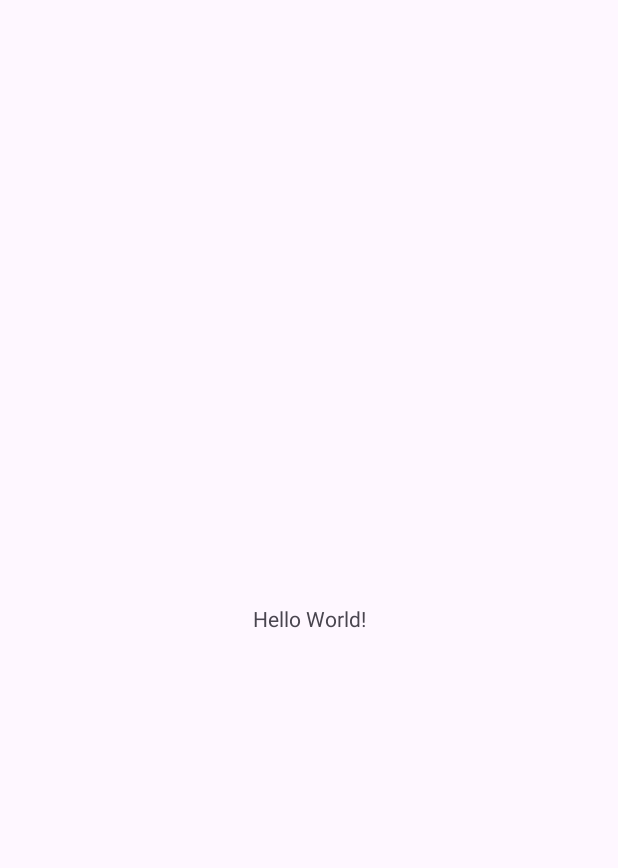
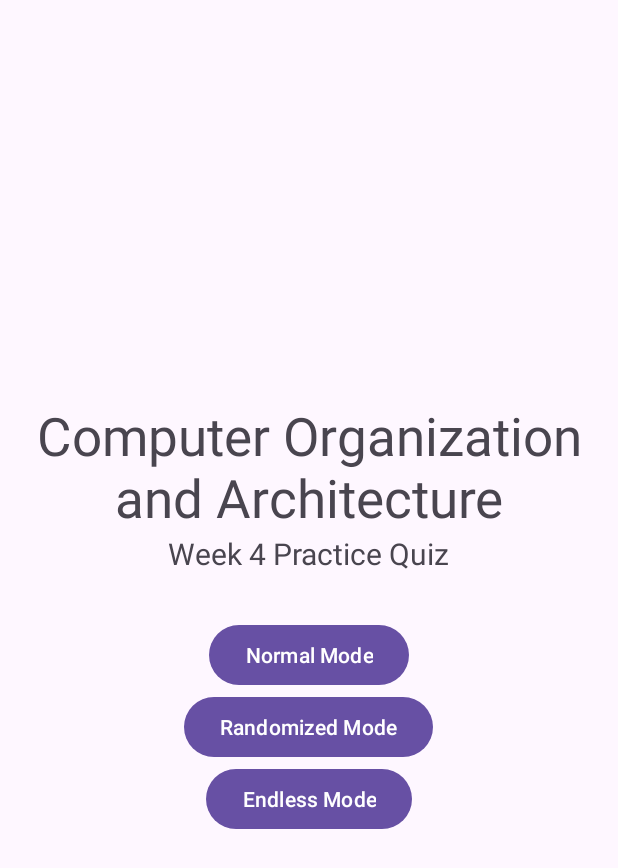
Before and after one commit to ehmughn/practice-quiz-comporg-week4, an Android app: the screen it shows after launch (MainActivity), on a phone screen of 412 x 824 dp. Before the commit the part shown is almost empty. Shown: the top 868 px of the screen. Run offline under Robolectric (Android 15) with nearby library versions, the phone set to English and light mode, and no system bars.

Commit message:
home page

```diff
--- a/app/src/main/res/layout/activity_main.xml
+++ b/app/src/main/res/layout/activity_main.xml
@@ -1,19 +1,47 @@
 <?xml version="1.0" encoding="utf-8"?>
-<androidx.constraintlayout.widget.ConstraintLayout xmlns:android="http://schemas.android.com/apk/res/android"
+<LinearLayout xmlns:android="http://schemas.android.com/apk/res/android"
     xmlns:app="http://schemas.android.com/apk/res-auto"
     xmlns:tools="http://schemas.android.com/tools"
     android:id="@+id/main"
     android:layout_width="match_parent"
     android:layout_height="match_parent"
+    android:orientation="vertical"
+    android:layout_gravity="center_vertical|center_horizontal"
+    android:gravity="center"
     tools:context=".MainActivity">
 
     <TextView
         android:layout_width="wrap_content"
         android:layout_height="wrap_content"
-        android:text="Hello World!"
-        app:layout_constraintBottom_toBottomOf="parent"
-        app:layout_constraintEnd_toEndOf="parent"
-        app:layout_constraintStart_toStartOf="parent"
-        app:layout_constraintTop_toTopOf="parent" />
+        android:text="Computer Organization and Architecture"
+        android:textAlignment="center"
+        android:textSize="35sp"/>
 
-</androidx.constraintlayout.widget.ConstraintLayout>
+    <TextView
+        android:layout_width="wrap_content"
+        android:layout_height="wrap_content"
+        android:text="Week 4 Practice Quiz"
+        android:textAlignment="center"
+        android:textSize="20sp"/>
+
+    <Button
+        android:id="@+id/button_normal"
+        android:layout_width="wrap_content"
+        android:layout_height="wrap_content"
+        android:layout_marginTop="30dp"
+        android:text="Normal Mode"/>
+
+    <Button
+        android:id="@+id/button_randomized"
+        android:layout_width="wrap_content"
+        android:layout_height="wrap_content"
+        android:text="Randomized Mode"/>
+
+    <Button
+        android:id="@+id/button_endless"
+        android:layout_width="wrap_content"
+        android:layout_height="wrap_content"
+        android:text="Endless Mode"/>
+
+
+</LinearLayout>
```
